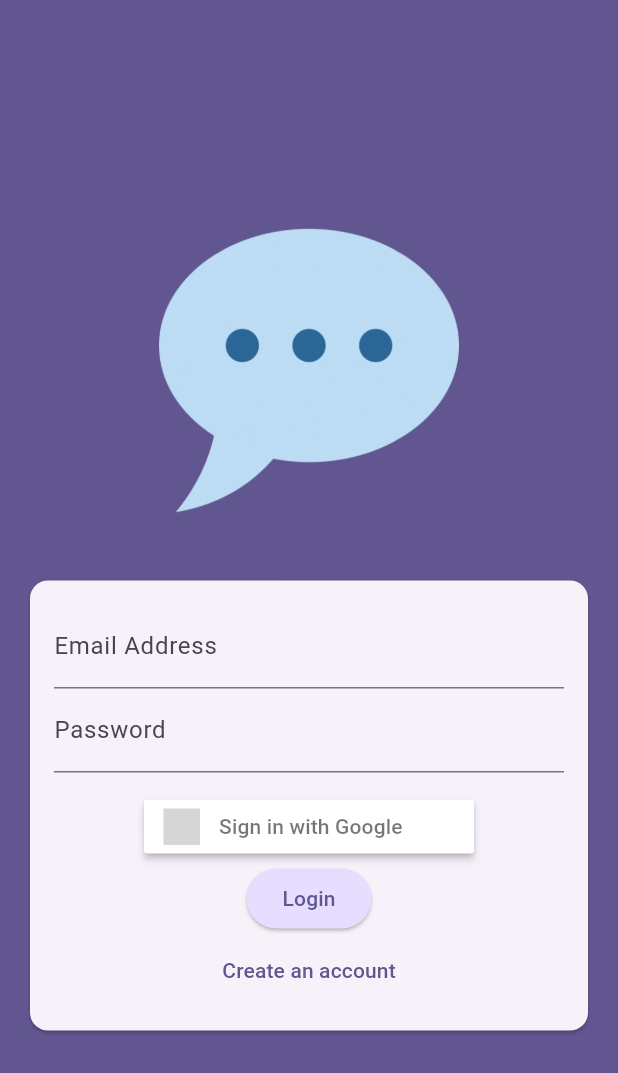
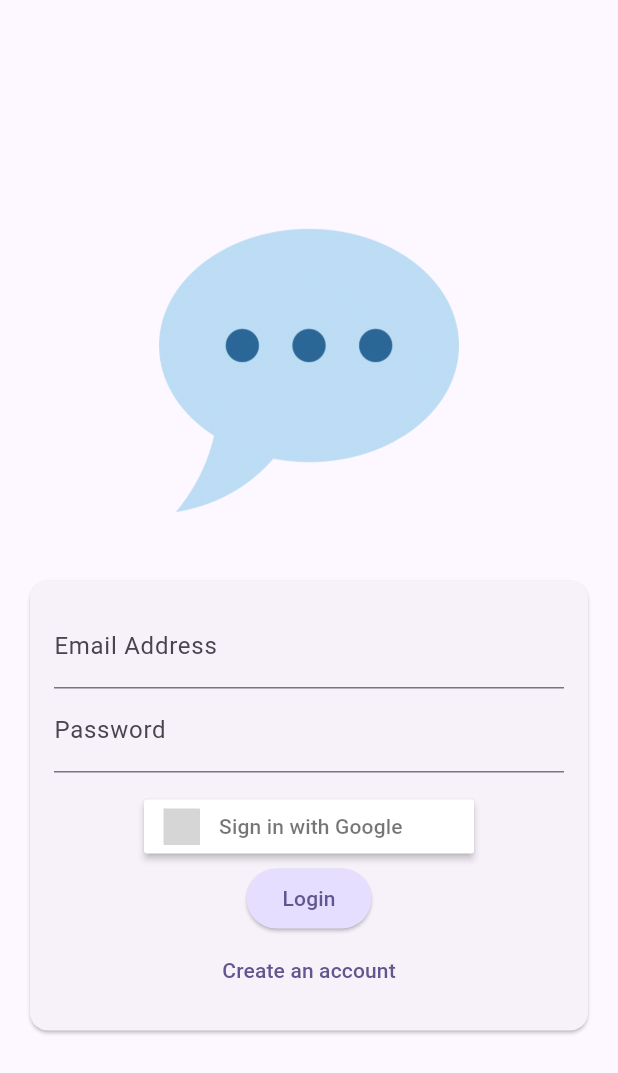
Before and after one commit to MuhammadFauziHanif/final_project_chat_app, a Flutter app: the screen it shows after launch, on a phone screen of 412 x 824 dp. Shown: the top 1073 px of the screen. Run offline on Flutter 3.47's test engine with Material 3 defaults, Android fonts, the phone set to English and light mode, and no system bars; our stand-ins replace cloud_firestore, firebase_auth, firebase_core, firebase_storage, flutter_signin_button, google_sign_in and 1 more; accounts and stored records are empty; grey boxes are pictures that could not be loaded.

Commit message:
change background color

```diff
--- a/lib/presentation/screens/auth.dart
+++ b/lib/presentation/screens/auth.dart
@@ -90,7 +90,7 @@ class _AuthScreenState extends State<AuthScreen> {
   @override
   Widget build(BuildContext context) {
     return Scaffold(
-      backgroundColor: Theme.of(context).colorScheme.primary,
+      backgroundColor: Theme.of(context).colorScheme.background,
       body: Center(
         child: SingleChildScrollView(
           child: Column(
```
